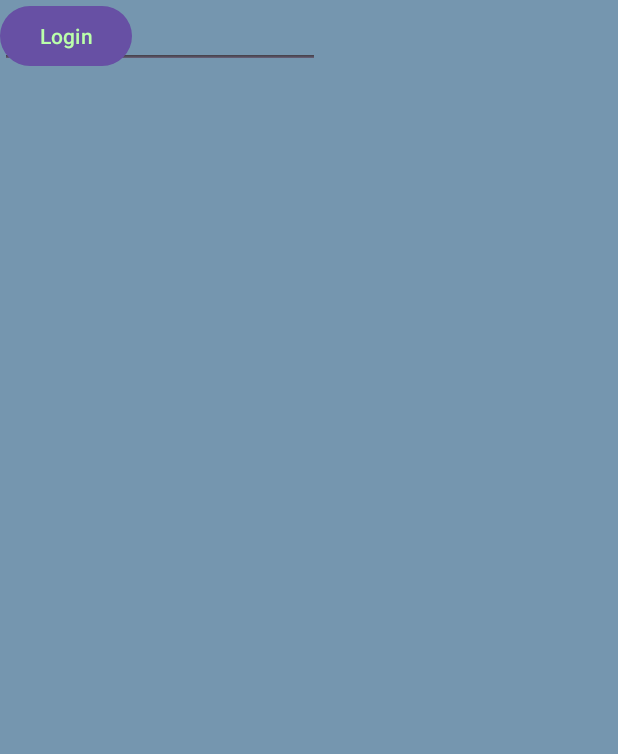
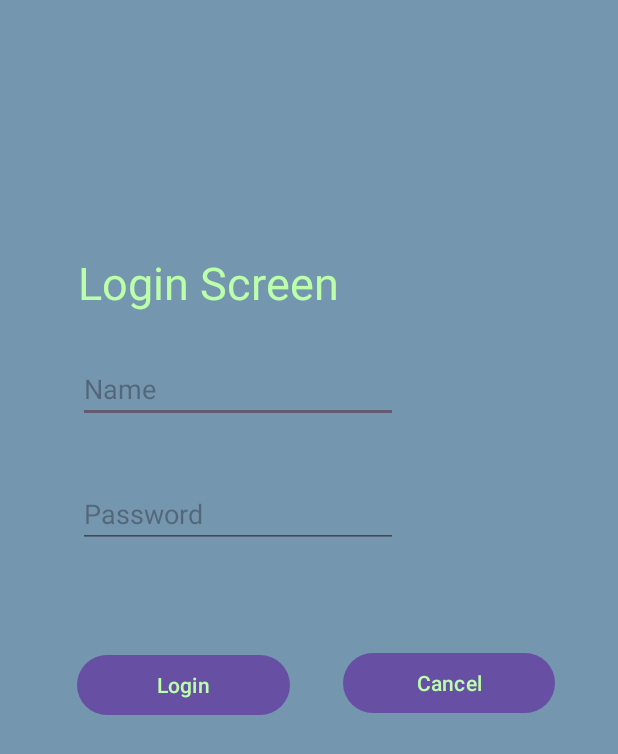
Before and after one commit to priyanshu1019/ADD-ASSIGNMENT-3-AND-5, an Android app: the screen it shows after launch (MainActivity), on a phone screen of 412 x 824 dp. Shown: the top 754 px of the screen. Run offline under Robolectric (Android 15) with nearby library versions, the phone set to English and light mode, and no system bars.

Commit message:
dimens.xml

```diff
--- a/app/src/main/res/layout/activity_main.xml
+++ b/app/src/main/res/layout/activity_main.xml
@@ -3,38 +3,74 @@
     xmlns:app="http://schemas.android.com/apk/res-auto"
     xmlns:tools="http://schemas.android.com/tools"
     android:id="@+id/main"
-    android:background="#7596AF"
     android:layout_width="match_parent"
     android:layout_height="match_parent"
+    android:background="#7596AF"
     tools:context=".MainActivity">
 
     <EditText
         android:id="@+id/editTextText"
         android:layout_width="wrap_content"
         android:layout_height="wrap_content"
+        android:layout_marginTop="28dp"
         android:ems="10"
+        android:hint="Name"
         android:inputType="text"
-        android:hint="Name"
         android:textColor="@android:color/holo_green_dark"
-        tools:layout_editor_absoluteX="52dp"
-        tools:layout_editor_absoluteY="202dp" />
+        app:layout_constraintStart_toStartOf="@+id/textView"
+        app:layout_constraintTop_toBottomOf="@+id/textView" />
 
     <EditText
         android:id="@+id/editTextTextPassword"
         android:layout_width="wrap_content"
         android:layout_height="wrap_content"
+        android:layout_marginTop="38dp"
         android:ems="10"
         android:hint="Password"
         android:inputType="numberPassword"
-        tools:layout_editor_absoluteX="52dp"
-        tools:layout_editor_absoluteY="294dp" />
+        app:layout_constraintEnd_toEndOf="@+id/editTextText"
+        app:layout_constraintStart_toStartOf="@+id/editTextText"
+        app:layout_constraintTop_toBottomOf="@+id/editTextText" />
 
     <Button
         android:id="@+id/button"
+        android:layout_width="0dp"
+        android:layout_height="wrap_content"
+        android:layout_marginStart="51dp"
+        android:layout_marginTop="1dp"
+        android:layout_marginEnd="18dp"
+        android:text="Login"
+        android:textColor="@color/myColor"
+        app:layout_constraintEnd_toStartOf="@+id/button2"
+        app:layout_constraintStart_toStartOf="parent"
+        app:layout_constraintTop_toTopOf="@+id/button2" />
+
+    <Button
+        android:id="@+id/button2"
+        android:layout_width="0dp"
+        android:layout_height="wrap_content"
+        android:layout_marginStart="17dp"
+        android:layout_marginTop="66dp"
+        android:layout_marginEnd="42dp"
+        android:layout_marginBottom="278dp"
+        android:text="Cancel"
+        android:textColor="@color/myColor"
+        app:layout_constraintBottom_toBottomOf="parent"
+        app:layout_constraintEnd_toEndOf="parent"
+        app:layout_constraintHorizontal_bias="1.0"
+        app:layout_constraintStart_toEndOf="@+id/button"
+        app:layout_constraintTop_toBottomOf="@+id/editTextTextPassword"
+        app:layout_constraintVertical_bias="0.0" />
+
+    <TextView
+        android:id="@+id/textView"
         android:layout_width="wrap_content"
         android:layout_height="wrap_content"
-        android:text="Login"
+        android:layout_marginStart="52dp"
+        android:layout_marginTop="168dp"
+        android:text="Login Screen"
         android:textColor="@color/myColor"
-        tools:layout_editor_absoluteX="58dp"
-        tools:layout_editor_absoluteY="399dp" />
+        android:textSize="30sp"
+        app:layout_constraintStart_toStartOf="parent"
+        app:layout_constraintTop_toTopOf="parent" />
 </androidx.constraintlayout.widget.ConstraintLayout>
--- /dev/null
+++ b/app/src/main/res/values/dimens.xml
@@ -0,0 +1,4 @@
+<?xml version="1.0" encoding="utf-8"?>
+<resources>
+    <dimen name="myButtonDimens">150dp</dimen>
+</resources>
```
